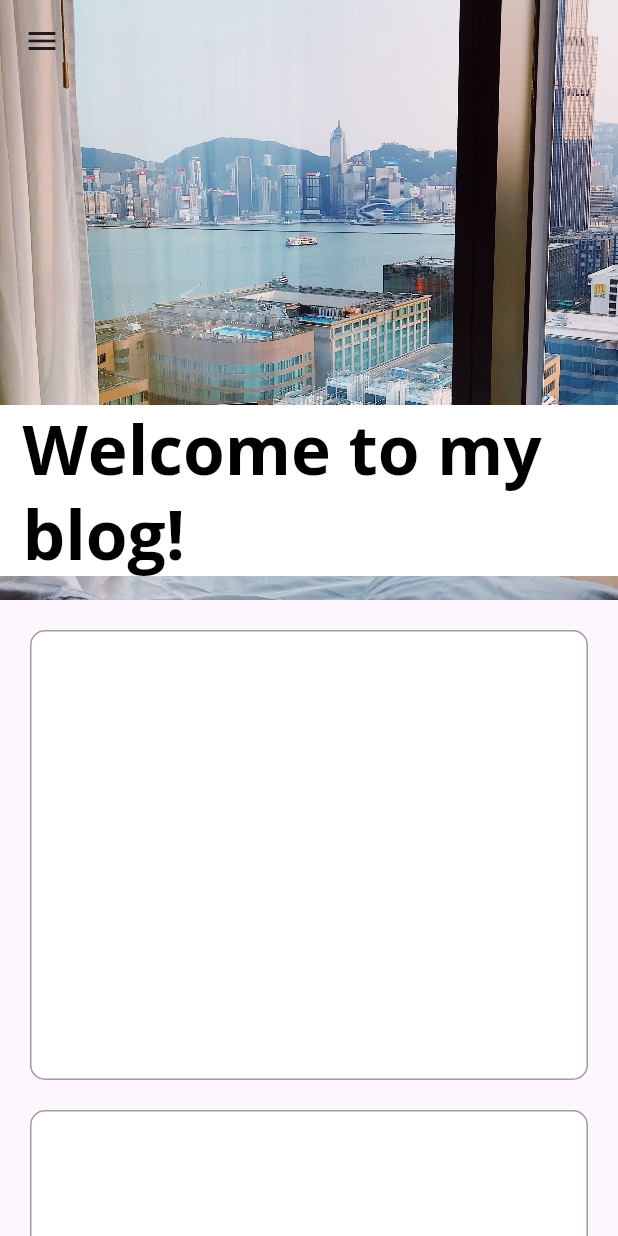
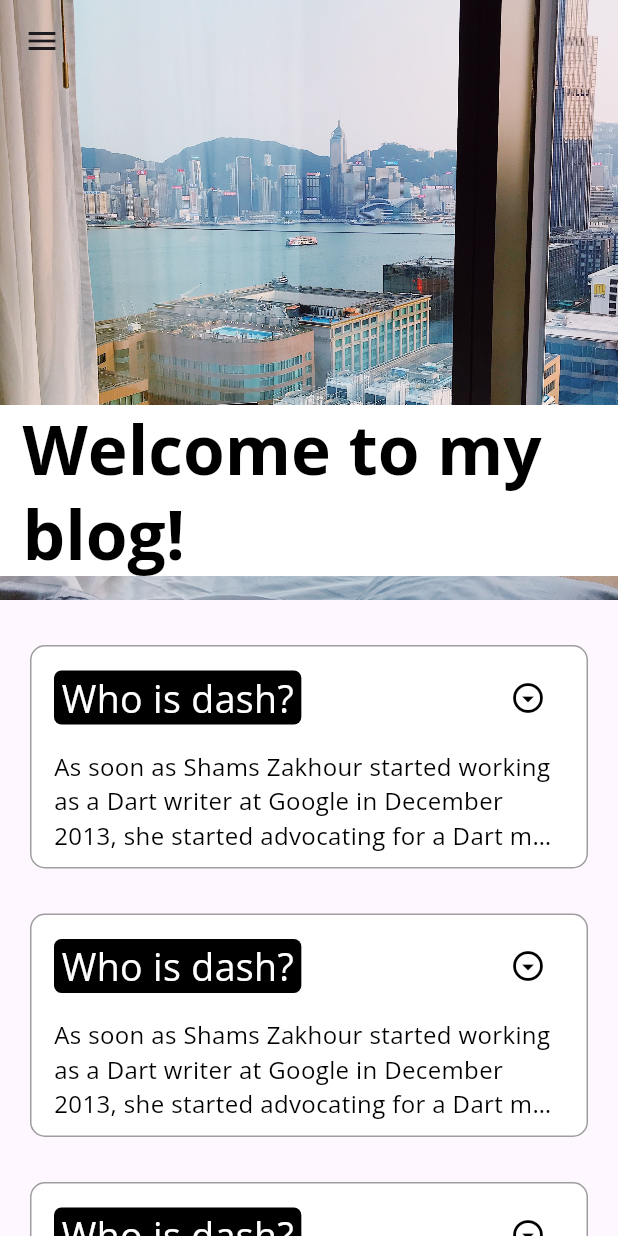
Before and after one commit to UlisesChopin16/MyLandingPage, a Flutter app: the AboutMeView screen opened directly, after a tap on "Blog", on a phone screen of 412 x 824 dp. Run offline on Flutter 3.47's test engine with Material 3 defaults, Android fonts, the phone set to English and light mode, and no system bars; our stand-ins replace flutter_svg, go_router, google_fonts, url_strategy.

Commit message:
Se realizo la vista blog

```diff
--- a/lib/Components/blog_post_component.dart
+++ b/lib/Components/blog_post_component.dart
@@ -1,4 +1,6 @@
 import 'package:flutter/material.dart';
+import 'package:landing_page/Components/sans_font_component.dart';
+import 'package:landing_page/Constants/constant_strings.dart';
 
 class BlogPostComponent extends StatefulWidget {
   const BlogPostComponent({super.key});
@@ -8,6 +10,8 @@ class BlogPostComponent extends StatefulWidget {
 }
 
 class _BlogPostComponentState extends State<BlogPostComponent> {
+  bool isExpanded = false;
+
   @override
   Widget build(BuildContext context) {
     return SliverToBoxAdapter(
@@ -15,11 +19,14 @@ class _BlogPostComponentState extends State<BlogPostComponent> {
         padding: const EdgeInsets.only(
           left: 20,
           right: 20,
-          top: 20,
+          top: 30,
         ),
         child: Container(
-          height: 300,
           width: double.infinity,
+          padding: const EdgeInsets.symmetric(
+            horizontal: 15,
+            vertical: 10,
+          ),
           decoration: BoxDecoration(
             color: Colors.white,
             borderRadius: BorderRadius.circular(10),
@@ -28,6 +35,46 @@ class _BlogPostComponentState extends State<BlogPostComponent> {
               width: 1,
             ),
           ),
+          child: Column(
+            mainAxisAlignment: MainAxisAlignment.start,
+            children: [
+              Row(
+                mainAxisAlignment: MainAxisAlignment.spaceBetween,
+                children: [
+                  Container(
+                    padding: const EdgeInsets.symmetric(horizontal: 5),
+                    decoration: BoxDecoration(
+                      color: Colors.black,
+                      borderRadius: BorderRadius.circular(5),
+                    ),
+                    child: const Sans(
+                      text: 'Who is dash?',
+                      color: Colors.white,
+                      size: 25,
+                    ),
+                  ),
+                  IconButton(
+                    onPressed: () {
+                      setState(() {
+                        isExpanded = !isExpanded;
+                      });
+                    },
+                    icon: const Icon(
+                      Icons.arrow_drop_down_circle_outlined,
+                      color: Colors.black,
+                    ),
+                  )
+                ],
+              ),
+              const SizedBox(height: 10),
+              Sans(
+                text: ConstantStrings.whosdash,
+                maxLines: isExpanded ? null : 3,
+                overflow:
+                    isExpanded ? TextOverflow.visible : TextOverflow.ellipsis,
+              )
+            ],
+          ),
         ),
       ),
     );
--- a/lib/Components/contact_form_component.dart
+++ b/lib/Components/contact_form_component.dart
@@ -1,5 +1,4 @@
 import 'package:flutter/material.dart';
-import 'package:go_router/go_router.dart';
 import 'package:landing_page/Components/sans_font_component.dart';
 import 'package:landing_page/Components/text_form_component.dart';
 import 'package:landing_page/Constants/constant_strings.dart';
@@ -49,7 +48,8 @@ class _ContactFormViewState extends State<ContactFormView> {
   @override
   Widget build(BuildContext context) {
     double width = MediaQuery.of(context).size.width;
-    double height = MediaQuery.of(context).size.height - AppBar().preferredSize.height;
+    double height =
+        MediaQuery.of(context).size.height - AppBar().preferredSize.height;
 
     return Container(
       color: Colors.white,
@@ -136,11 +136,7 @@ class _ContactFormViewState extends State<ContactFormView> {
               Padding(
                 padding: const EdgeInsets.only(bottom: 20.0),
                 child: MaterialButton(
-                  onPressed: () {
-                    context.go(
-                      '/home',
-                    );
-                  },
+                  onPressed: () {},
                   shape: RoundedRectangleBorder(
                     borderRadius: BorderRadius.circular(10),
                   ),
--- a/lib/Components/sans_font_component.dart
+++ b/lib/Components/sans_font_component.dart
@@ -13,12 +13,19 @@ class SansBold extends StatelessWidget {
 
   final TextAlign textAlign;
 
+  /// The maximum number of lines to be displayed
+  final int? maxLines;
+
+  final TextOverflow? overflow;
+
   const SansBold({
     super.key,
     required this.text,
     this.size = 16,
     this.color = Colors.black,
     this.textAlign = TextAlign.left,
+    this.maxLines,
+    this.overflow,
   });
 
   @override
@@ -26,6 +33,8 @@ class SansBold extends StatelessWidget {
     return Text(
       text,
       textAlign: textAlign,
+      maxLines: maxLines,
+      overflow: overflow,
       style: GoogleFonts.openSans(
         color: color,
         fontSize: size,
@@ -45,7 +54,14 @@ class Sans extends StatelessWidget {
   /// The text to be displayed
   final String text;
 
+  /// The alignment of the text, default is left
   final TextAlign textAlign;
+
+  /// The maximum number of lines to be displayed
+  final int? maxLines;
+
+  /// The overflow of the text when it exceeds the maxLines
+  final TextOverflow? overflow;
 
   const Sans({
     super.key,
@@ -53,6 +69,8 @@ class Sans extends StatelessWidget {
     this.size = 16,
     this.color = Colors.black,
     this.textAlign = TextAlign.left,
+    this.maxLines,
+    this.overflow,
   });
 
   @override
@@ -60,6 +78,8 @@ class Sans extends StatelessWidget {
     return Text(
       text,
       textAlign: textAlign,
+      maxLines: maxLines,
+      overflow: overflow,
       style: GoogleFonts.openSans(
         color: color,
         fontSize: size,
--- a/lib/Constants/constant_strings.dart
+++ b/lib/Constants/constant_strings.dart
@@ -32,7 +32,10 @@ class ConstantStrings {
   static const firebaseImage = 'assets/images/firebase.png';
 
   static const String contactMeImage = 'assets/images/contact_image.jpg';
+
   static const String blogImage = 'assets/images/blog.jpg';
+  static const String whosdash =
+      'As soon as Shams Zakhour started working as a Dart writer at Google in December 2013, she started advocating for a Dart mascot. After documenting Java for 14 years, she had observed how beloved the Java mascot, Duke, had become, and she wanted something similar for Dart. But the idea didn\'t gain momentum until 2017, when one of the Flutter engineers, Nina Chen, suggested it on an internal mailing list. The Flutter VP at the time, Joshy Joseph, approved the idea and asked the organizer for the 2018 Dart Conference, Linda Rasmussen, to make it happen. Once Shams heard about these plans, she rushed to Linda and asked to own and drive the project to produce the plushies for the conference. Linda had already elicited some design sketches, which she handed off. Starting with the sketches, Shams located a vendor who could work within an aggressive deadline (competing with Lunar New Year), and started the process of creating the specs for the plushy. That\'s right, Dash was originally a Dart mascot, not a Flutter mascot.';
 
   static const Map<String, String> socialMedia = {
     'Github': 'https://github.com/UlisesChopin16',
--- a/lib/blog_view.dart
+++ b/lib/blog_view.dart
@@ -16,7 +16,8 @@ class _BlogViewState extends State<BlogView> {
   @override
   Widget build(BuildContext context) {
     double width = MediaQuery.of(context).size.width;
-    double height = MediaQuery.of(context).size.height - AppBar().preferredSize.height;
+    double height =
+        MediaQuery.of(context).size.height - AppBar().preferredSize.height;
     return Scaffold(
       drawer: const DrawerForMobileComponent(),
       body: CustomScrollView(
@@ -45,6 +46,11 @@ class _BlogViewState extends State<BlogView> {
           const BlogPostComponent(),
           const BlogPostComponent(),
           const BlogPostComponent(),
+          const SliverToBoxAdapter(
+            child: SizedBox(
+              height: 50,
+            ),
+          )
         ],
       ),
     );
--- a/lib/routes.dart
+++ b/lib/routes.dart
@@ -10,7 +10,7 @@ class Routes {
   static const String home = '/';
   static const String experience = '/experience';
   static const String blog = '/blog';
-  static const String about = '/about';
+  static const String about = '/about-me';
   static const String contactMe = '/contact-me';
 
   static GoRouter router = GoRouter(
```
Lines whose indentation alone changed are shown as unchanged.
